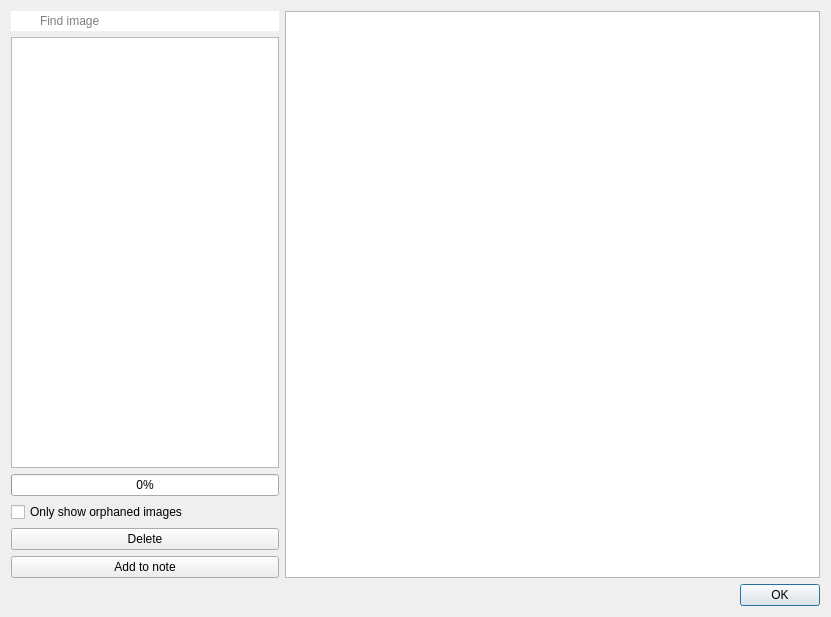
This is src/dialogs/storedimagesdialog.ui in pbek/QOwnNotes as Qt 5 draws it before an edit. The edited form follows.
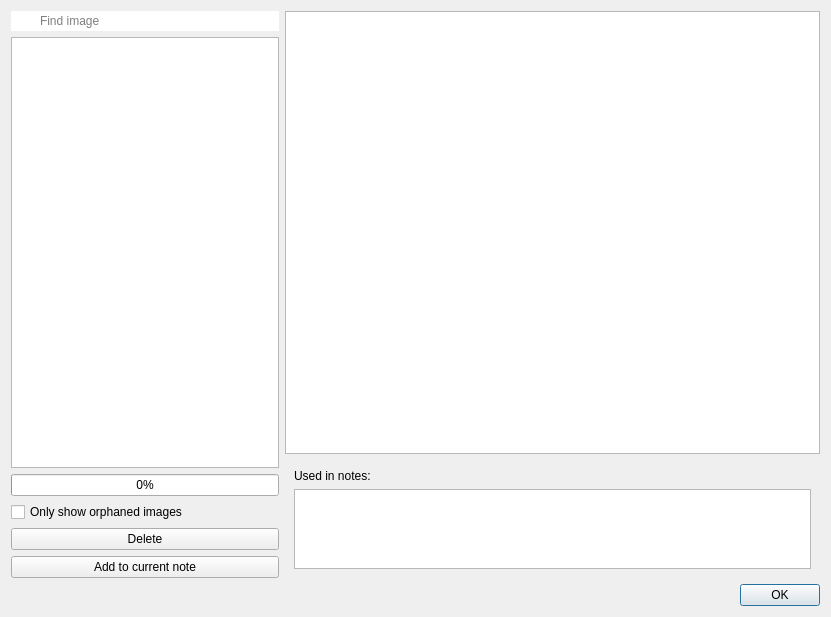
This is the edited form. Icons and pictures are not drawn. Custom widgets are drawn as their Qt base class.

Commit message: Show notes that are using the current image (#2073)

The edit to the form file:
```diff
--- a/src/dialogs/storedimagesdialog.ui
+++ b/src/dialogs/storedimagesdialog.ui
@@ -103,7 +103,7 @@
          <string>Add selected images to note</string>
         </property>
         <property name="text">
-         <string>Add to note</string>
+         <string>Add to current note</string>
         </property>
         <property name="icon">
          <iconset theme="list-add" resource="../breeze-qownnotes.qrc">
@@ -165,6 +165,55 @@
       <property name="bottomMargin">
        <number>0</number>
       </property>
+      <item row="1" column="0">
+       <widget class="QFrame" name="notesFrame">
+        <property name="frameShape">
+         <enum>QFrame::NoFrame</enum>
+        </property>
+        <layout class="QVBoxLayout" name="verticalLayout">
+         <item>
+          <widget class="QLabel" name="label">
+           <property name="text">
+            <string>Used in notes:</string>
+           </property>
+          </widget>
+         </item>
+         <item>
+          <widget class="QTreeWidget" name="noteTreeWidget">
+           <property name="sizePolicy">
+            <sizepolicy hsizetype="Expanding" vsizetype="Maximum">
+             <horstretch>0</horstretch>
+             <verstretch>0</verstretch>
+            </sizepolicy>
+           </property>
+           <property name="maximumSize">
+            <size>
+             <width>16777215</width>
+             <height>80</height>
+            </size>
+           </property>
+           <property name="selectionMode">
+            <enum>QAbstractItemView::NoSelection</enum>
+           </property>
+           <property name="rootIsDecorated">
+            <bool>false</bool>
+           </property>
+           <property name="sortingEnabled">
+            <bool>true</bool>
+           </property>
+           <property name="headerHidden">
+            <bool>true</bool>
+           </property>
+           <column>
+            <property name="text">
+             <string notr="true">Note</string>
+            </property>
+           </column>
+          </widget>
+         </item>
+        </layout>
+       </widget>
+      </item>
       <item row="0" column="0">
        <widget class="QGraphicsView" name="graphicsView"/>
       </item>
```
Left out of the diff: 2 changed lines with no effect on the pictures. The commit also changes 66 other files.
